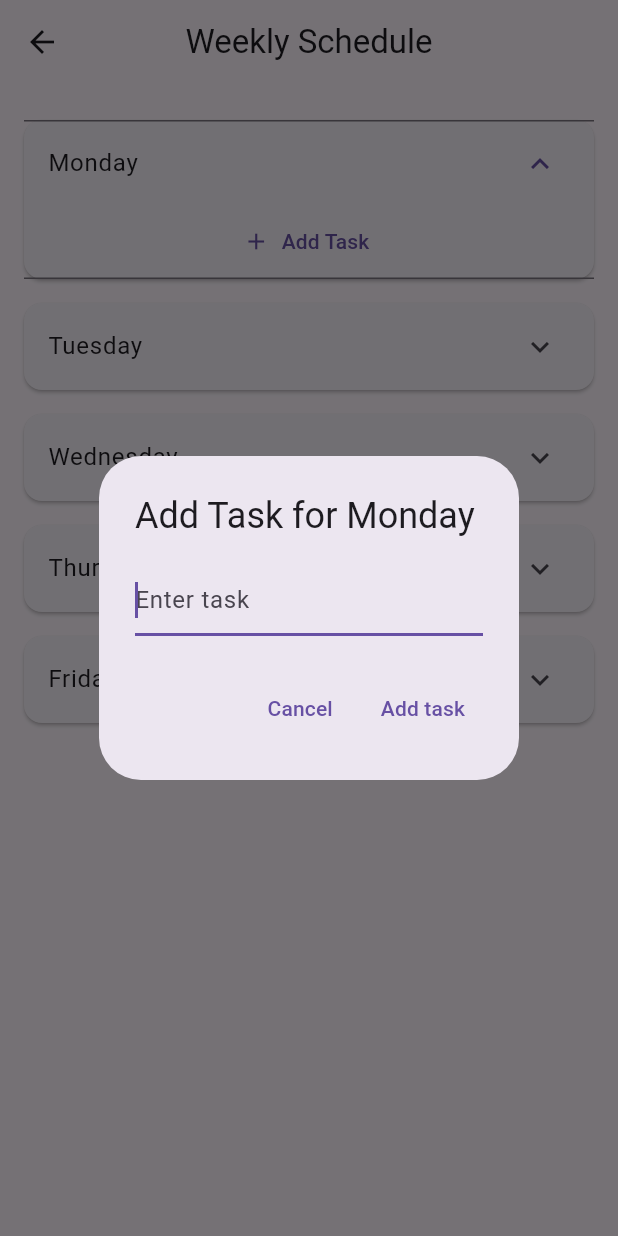
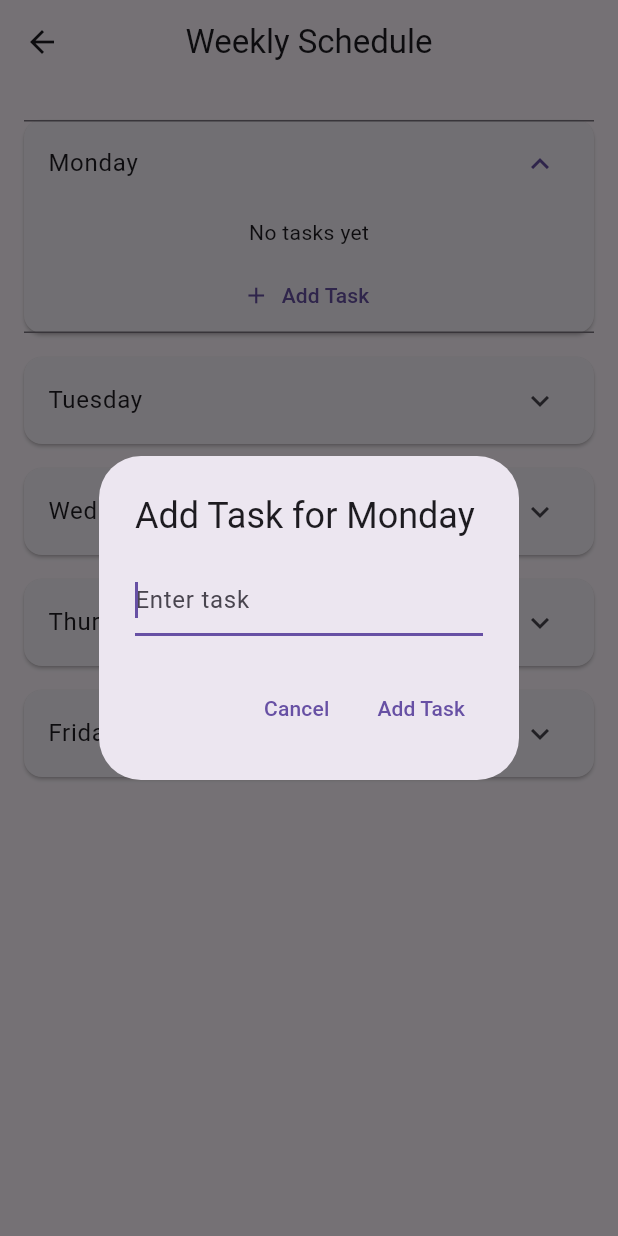
Before and after one commit to jodiele/flutter_mobile_development_bootstrap, a Flutter app: the WeeklySchedulePage screen opened by its route, after a tap on "Monday", after a tap on "Add Task", on a phone screen of 412 x 824 dp. Run offline on Flutter 3.47's test engine with Material 3 defaults, Android fonts, the phone set to English and light mode, and no system bars; our stand-ins replace cloud_firestore, firebase_auth, firebase_core; accounts and stored records are empty; generated files the repository leaves out were written again.

Commit message:
added firestore with weekly_schedule, currently works with showing on app and firebase firestore

```diff
--- a/lib/pages/weekly_schedule_page.dart
+++ b/lib/pages/weekly_schedule_page.dart
@@ -1,4 +1,6 @@
 import 'package:flutter/material.dart';
+import 'package:cloud_firestore/cloud_firestore.dart';
+import 'package:firebase_auth/firebase_auth.dart';
 
 class WeeklySchedulePage extends StatefulWidget {
   const WeeklySchedulePage({super.key});
@@ -10,46 +12,44 @@ class WeeklySchedulePage extends StatefulWidget {
 class _WeeklySchedulePageState extends State<WeeklySchedulePage> {
   final days = ['Monday', 'Tuesday', 'Wednesday', 'Thursday', 'Friday'];
 
-  // stores list of tasks for each day
-  final Map<String, List<String>> _tasks = {
-    'Monday': [],
-    'Tuesday': [],
-    'Wednesday': [],
-    'Thursday': [],
-    'Friday': [],
-  };
+  // adds task to firestore
+  void _addTask(String day, String taskText) async {
+    final user = FirebaseAuth.instance.currentUser;
+    if (taskText.trim().isEmpty || user == null) return;
 
-  // adding a task, with showdialog
-  void _addTask(String day) {
-    String newTask = '';
+    await FirebaseFirestore.instance.collection('weekly_tasks').add({ // saves to weekly_tasks collection in firestore
+      'task': taskText.trim(),
+      'day': day,
+      'timestamp': Timestamp.now(),
+      'uid': user.uid,
+    });
+  }
 
-    // popup to add a task when clicked
+  // show dialog for inputting a task for a day
+  void _showAddTaskDialog(String day) {
+    final controller = TextEditingController();
+
     showDialog(
       context: context,
       builder: (context) => AlertDialog(
         title: Text('Add Task for $day'),
         content: TextField(
+          controller: controller,
           autofocus: true,
-          onChanged: (value) {
-            newTask = value; // updates with user input
-          },
           decoration: const InputDecoration(hintText: 'Enter task'),
         ),
         actions: [
           TextButton(
-            onPressed: () => Navigator.pop(context), // cancels, closes dialog
-            child: const Text('Cancel'),
+            onPressed: () => Navigator.pop(context),
+            child: const Text('Cancel'), // closes show dialog
           ),
+          // add task button
           TextButton(
             onPressed: () {
-              if (newTask.isNotEmpty) { // add it to task list
-                setState(() {
-                  _tasks[day]!.add(newTask);
-                });
-              }
-              Navigator.pop(context); // closes dialog after adding task
+              _addTask(day, controller.text);
+              Navigator.pop(context);
             },
-            child: const Text('Add task'),
+            child: const Text('Add Task'),
           ),
         ],
       ),
@@ -59,42 +59,85 @@ class _WeeklySchedulePageState extends State<WeeklySchedulePage> {
   // ui
   @override
   Widget build(BuildContext context) {
+    final user = FirebaseAuth.instance.currentUser;
+
     return Scaffold(
       appBar: AppBar(
         title: const Text('Weekly Schedule'),
         centerTitle: true,
       ),
 
-      // main screen
       body: Padding(
         padding: const EdgeInsets.all(16.0),
+        child: ListView.builder( // listview for each day's task
+          itemCount: days.length,
+          itemBuilder: (context, index) {
+            final day = days[index];
 
-        // creates cards and displays each day of the week
-        child: ListView.builder(
-          itemCount: days.length, // 5
-          itemBuilder: (context, index) {
-            final day = days[index]; // current day
-            final dayTasks = _tasks[day]!; // task list on that day
-
-            // has expandable section
             return Card(
               margin: const EdgeInsets.symmetric(vertical: 8),
-              child: ExpansionTile( // kind of like a drop down, expand/collapse section
+              child: ExpansionTile(
                 title: Text(day),
                 children: [
-                  // displays the task as a list
-                  for (var task in dayTasks)
-                    ListTile(
-                      title: Text(task),
-                      leading: const Icon(Icons.check_box_outline_blank), // icon for checking, will edit this later to change when clicked
-                    ),
+                  StreamBuilder<QuerySnapshot>( // shows that day's tasks
+                    stream: FirebaseFirestore.instance
+                        .collection('weekly_tasks')
+                        .where('uid', isEqualTo: user?.uid)
+                        .where('day', isEqualTo: day)
+                        .snapshots(),
+                    builder: (context, snapshot) {
+                      if (snapshot.connectionState == ConnectionState.waiting) { // in case of data needing to be loaded
+                        return const Center(child: CircularProgressIndicator());
+                      }
 
+                      final docs = snapshot.data?.docs ?? [];
 
-                  TextButton.icon(
-                    onPressed: () => _addTask(day),
+                      if (docs.isEmpty) {
+                        return const Padding(
+                          padding: EdgeInsets.all(8.0),
+                          child: Text('No tasks yet'), // will show this if there are no tasks
+                        );
+                      }
+
+                      return Column(
+                        children: docs.map((doc) {
+                          final data = doc.data() as Map<String, dynamic>;
+                          final task = data['task'] ?? 'No task';
+                          final timestamp = data['timestamp'] as Timestamp?;
+
+                          return Dismissible( // swipe to delete, swipe left
+                            key: Key(doc.id),
+                            direction: DismissDirection.endToStart,
+                            background: Container(
+                              color: Colors.red,
+                              alignment: Alignment.centerRight,
+                              padding: const EdgeInsets.symmetric(horizontal: 20),
+                              child: const Icon(Icons.delete, color: Colors.white),
+                            ),
+                            onDismissed: (_) {
+                              FirebaseFirestore.instance // would delete task from firestore as well
+                                  .collection('weekly_tasks')
+                                  .doc(doc.id)
+                                  .delete();
+                            },
+                            child: ListTile(
+                              leading: const Icon(Icons.check_box_outline_blank), // will make interactable
+                              title: Text(task),
+                              subtitle: timestamp != null
+                                  ? Text('Added: ${timestamp.toDate()}')
+                                  : null,
+                            ),
+                          );
+                        }).toList(),
+                      );
+                    },
+                  ),
+
+                  TextButton.icon( // add task button
+                    onPressed: () => _showAddTaskDialog(day),
                     icon: const Icon(Icons.add),
                     label: const Text('Add Task'),
-                  )
+                  ),
                 ],
               ),
             );
```
